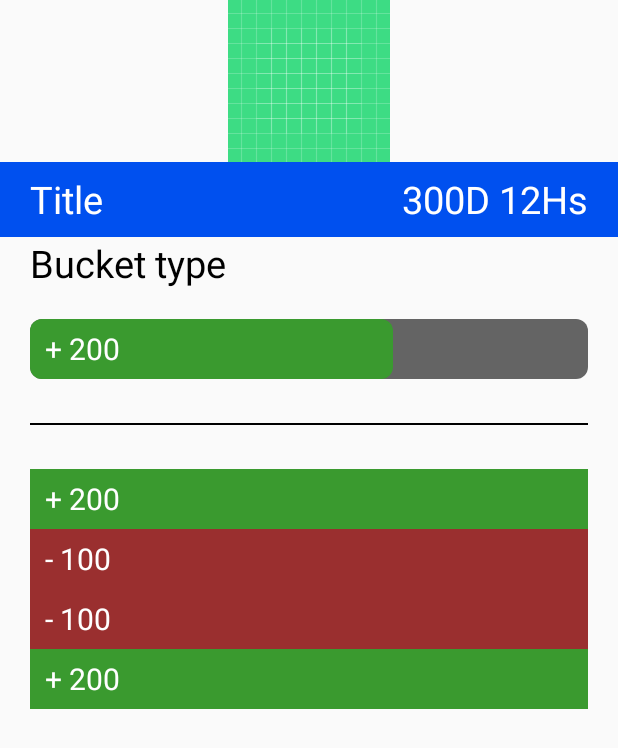
After one commit to lulitay/Wally, an Android app: the layout activity_bucket.xml on its own in the app's theme, with its tools: preview values and no code run, on a phone screen of 412 x 824 dp. The commit adds this screen. Shown: the top 748 px of the screen. Run offline under Robolectric (Android 15) with nearby library versions, the phone set to English and light mode, and no system bars.

Commit message:
add activity bucket xml

```diff
--- /dev/null
+++ b/app/src/main/res/drawable/progressbar_horizontal.xml
@@ -0,0 +1,34 @@
+<?xml version="1.0" encoding="utf-8"?>
+<layer-list xmlns:android="http://schemas.android.com/apk/res/android">
+    <item android:id="@android:id/background"
+        android:gravity="center_vertical|fill_horizontal">
+        <shape android:shape="rectangle"
+            android:tint="?attr/colorControlNormal">
+            <corners android:radius="8dp"/>
+            <size android:height="40dp" />
+            <solid android:color="#90caf9" />
+        </shape>
+    </item>
+    <item android:id="@android:id/secondaryProgress"
+        android:gravity="center_vertical|fill_horizontal">
+        <scale android:scaleWidth="100%">
+            <shape android:shape="rectangle"
+                android:tint="?attr/colorControlHighlight">
+                <corners android:radius="8dp"/>
+                <size android:height="40dp" />
+                <solid android:color="#90caf9" />
+            </shape>
+        </scale>
+    </item>
+    <item android:id="@android:id/progress"
+        android:gravity="center_vertical|fill_horizontal">
+        <scale android:scaleWidth="100%">
+            <shape android:shape="rectangle"
+                android:tint="?attr/colorControlActivated">
+                <corners android:radius="8dp"/>
+                <size android:height="40dp" />
+                <solid android:color="#b9f6ca" />
+            </shape>
+        </scale>
+    </item>
+</layer-list>
--- /dev/null
+++ b/app/src/main/res/layout/activity_bucket.xml
@@ -0,0 +1,173 @@
+<?xml version="1.0" encoding="utf-8"?>
+<ScrollView
+    xmlns:android="http://schemas.android.com/apk/res/android"
+    xmlns:tools="http://schemas.android.com/tools"
+    android:layout_width="match_parent"
+    android:layout_height="match_parent"
+    android:orientation="vertical">
+
+    <LinearLayout
+        android:layout_width="match_parent"
+        android:layout_height="wrap_content"
+        android:orientation="vertical">
+
+        <ImageView
+            android:layout_width="match_parent"
+            android:layout_height="wrap_content"
+            android:minWidth="100dp"
+            android:minHeight="100dp"
+            android:maxHeight="100dp"
+            android:src="@drawable/ic_launcher_background"
+            tools:ignore="ContentDescription" />
+
+        <LinearLayout
+            android:layout_width="match_parent"
+            android:layout_height="50sp"
+            android:orientation="horizontal"
+            android:background="#0050EF"
+            android:paddingLeft="20dp"
+            android:paddingRight="20dp">
+
+            <TextView
+                android:layout_width="wrap_content"
+                android:layout_height="match_parent"
+                android:text="Title"
+                android:textColor="#FFFFFF"
+                android:textSize="25sp"
+                android:gravity="start|center_vertical"
+                android:layout_weight="1"/>
+
+            <TextView
+                android:layout_width="wrap_content"
+                android:layout_height="match_parent"
+                android:text="300D 12Hs"
+                android:textColor="#FFFFFF"
+                android:textSize="25sp"
+                android:gravity="end|center_vertical"
+                android:layout_weight="1"/>
+
+        </LinearLayout>
+
+        <TextView
+            android:layout_width="wrap_content"
+            android:layout_height="match_parent"
+            android:text="Bucket type"
+            android:textColor="#000000"
+            android:textSize="25sp"
+            android:gravity="start"
+            android:paddingLeft="20dp"
+            android:paddingRight="20dp"/>
+
+        <LinearLayout
+            android:layout_width="match_parent"
+            android:layout_height="wrap_content"
+            android:orientation="vertical"
+            android:padding="20dp">
+
+            <RelativeLayout
+                android:layout_width="match_parent"
+                android:layout_height="40sp">
+                <ProgressBar
+                    android:id="@+id/progressBar"
+                    style="@style/ProgressBar"
+                    android:layout_width="match_parent"
+                    android:layout_height="match_parent"
+                    android:max="100"
+                    android:progress="65"
+                    android:progressTint="#3A9A2F"/>
+                <TextView
+                    android:layout_height="match_parent"
+                    android:layout_width="match_parent"
+                    android:textColor="#FFFFFF"
+                    android:text="+ 200"
+                    android:textSize="20sp"
+                    android:gravity="start|center_vertical"
+                    android:paddingLeft="10dp"
+                    android:paddingRight="10dp"/>
+            </RelativeLayout>
+
+            <LinearLayout
+                android:layout_width="match_parent"
+                android:layout_height="60dp"
+                android:orientation="vertical"
+                android:gravity="center">
+                <View
+                    android:layout_width="match_parent"
+                    android:layout_height="1dp"
+                    android:background="@android:color/black" />
+            </LinearLayout>
+
+            <LinearLayout
+                android:layout_width="match_parent"
+                android:layout_height="40sp"
+                android:orientation="horizontal"
+                android:background="#3A9A2F"
+                android:paddingLeft="10dp"
+                android:paddingRight="10dp">
+
+                <TextView
+                    android:layout_width="match_parent"
+                    android:layout_height="match_parent"
+                    android:text="+ 200"
+                    android:textColor="#FFFFFF"
+                    android:textSize="20sp"
+                    android:gravity="start|center_vertical"/>
+
+            </LinearLayout>
+            <LinearLayout
+                android:layout_width="match_parent"
+                android:layout_height="40sp"
+                android:orientation="horizontal"
+                android:background="#9A2F2F"
+                android:paddingLeft="10dp"
+                android:paddingRight="10dp">
+
+                <TextView
+                    android:layout_width="match_parent"
+                    android:layout_height="match_parent"
+                    android:text="- 100"
+                    android:textColor="#FFFFFF"
+                    android:textSize="20sp"
+                    android:gravity="start|center_vertical"/>
+
+            </LinearLayout>
+            <LinearLayout
+                android:layout_width="match_parent"
+                android:layout_height="40sp"
+                android:orientation="horizontal"
+                android:background="#9A2F2F"
+                android:paddingLeft="10dp"
+                android:paddingRight="10dp">
+
+                <TextView
+                    android:layout_width="match_parent"
+                    android:layout_height="match_parent"
+                    android:text="- 100"
+                    android:textColor="#FFFFFF"
+                    android:textSize="20sp"
+                    android:gravity="start|center_vertical"/>
+
+            </LinearLayout>
+            <LinearLayout
+                android:layout_width="match_parent"
+                android:layout_height="40sp"
+                android:orientation="horizontal"
+                android:background="#3A9A2F"
+                android:paddingLeft="10dp"
+                android:paddingRight="10dp">
+
+                <TextView
+                    android:layout_width="match_parent"
+                    android:layout_height="match_parent"
+                    android:text="+ 200"
+                    android:textColor="#FFFFFF"
+                    android:textSize="20sp"
+                    android:gravity="start|center_vertical"/>
+
+            </LinearLayout>
+
+        </LinearLayout>
+
+    </LinearLayout>
+
+</ScrollView>
--- a/app/src/main/res/values/styles.xml
+++ b/app/src/main/res/values/styles.xml
@@ -7,4 +7,11 @@
         <item name="colorAccent">@color/colorAccent</item>
     </style>
 
+    <style name="ProgressBar" parent="@style/Widget.AppCompat.ProgressBar.Horizontal">
+        <item name="colorButtonNormal">#f50057</item>
+        <item name="colorControlActivated">#33691e</item>
+        <item name="colorControlHighlight">#ff6d00</item>
+        <item name="android:progressDrawable">@drawable/progressbar_horizontal</item>
+        <item name="android:minWidth">200dp</item>
+    </style>
 </resources>
```
